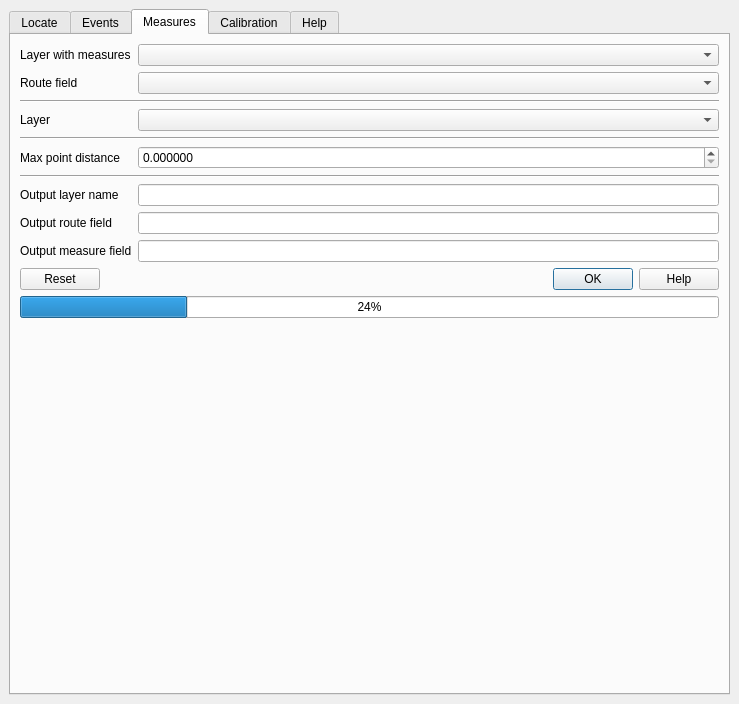
Before: the Qt Designer form lrs/ui/ui_lrsdockwidget.ui in blazek/lrs, drawn with Qt 5.
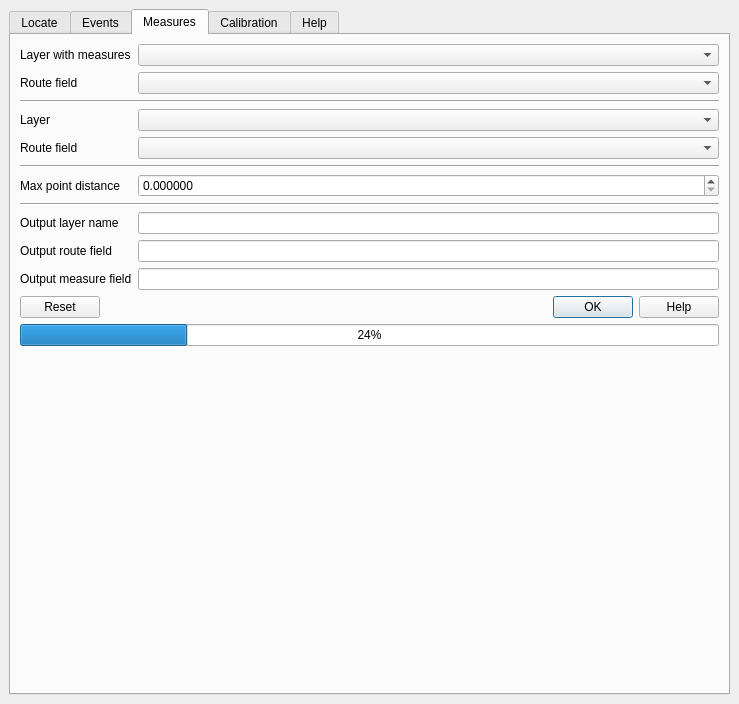
After: the same form once the commit is applied. The open tabs and pages were chosen to show the change.

Commit message:
Measures: Use route specified by feature
Allow the user to select an input-layer field that specifies the ID of
the route against which to measure, instead of always automatically
selecting the nearest route.

Patch:
```diff
--- a/lrs/ui/ui_lrsdockwidget.ui
+++ b/lrs/ui/ui_lrsdockwidget.ui
@@ -413,35 +413,35 @@
             </property>
            </widget>
           </item>
-          <item row="12" column="0">
+          <item row="13" column="0">
            <widget class="QLabel" name="measureOutputNameLabel">
             <property name="text">
              <string>Output layer name</string>
             </property>
            </widget>
           </item>
-          <item row="11" column="0" colspan="2">
+          <item row="12" column="0" colspan="2">
            <widget class="Line" name="line_4">
             <property name="orientation">
              <enum>Qt::Horizontal</enum>
             </property>
            </widget>
           </item>
-          <item row="13" column="0">
+          <item row="14" column="0">
            <widget class="QLabel" name="measureOutputRouteFieldLabel">
             <property name="text">
              <string>Output route field</string>
             </property>
            </widget>
           </item>
-          <item row="14" column="0">
+          <item row="15" column="0">
            <widget class="QLabel" name="measureMeasureFieldLabel">
             <property name="text">
              <string>Output measure field</string>
             </property>
            </widget>
           </item>
-          <item row="9" column="0">
+          <item row="10" column="0">
            <widget class="QLabel" name="measureThresholdLabel">
             <property name="toolTip">
              <string>Maximum distance of point from line.</string>
@@ -458,7 +458,7 @@
             </property>
            </widget>
           </item>
-          <item row="8" column="0" colspan="2">
+          <item row="9" column="0" colspan="2">
            <widget class="Line" name="line_5">
             <property name="orientation">
              <enum>Qt::Horizontal</enum>
@@ -479,28 +479,28 @@
             </property>
            </widget>
           </item>
-          <item row="14" column="1">
+          <item row="15" column="1">
            <widget class="QLineEdit" name="measureMeasureFieldLineEdit">
             <property name="text">
              <string/>
             </property>
            </widget>
           </item>
-          <item row="13" column="1">
+          <item row="14" column="1">
            <widget class="QLineEdit" name="measureOutputRouteFieldLineEdit">
             <property name="text">
              <string/>
             </property>
            </widget>
           </item>
-          <item row="12" column="1">
+          <item row="13" column="1">
            <widget class="QLineEdit" name="measureOutputNameLineEdit">
             <property name="text">
              <string/>
             </property>
            </widget>
           </item>
-          <item row="9" column="1">
+          <item row="10" column="1">
            <widget class="QDoubleSpinBox" name="measureThresholdSpin">
             <property name="toolTip">
              <string>Maximum distance of point from line.</string>
@@ -525,6 +525,16 @@
           <item row="1" column="1">
            <widget class="QComboBox" name="measureLrsLayerCombo"/>
           </item>
+          <item row="8" column="0">
+           <widget class="QLabel" name="measureRouteFieldLabel">
+            <property name="text">
+             <string>Route field</string>
+            </property>
+           </widget>
+          </item>
+          <item row="8" column="1">
+           <widget class="QComboBox" name="measureRouteFieldCombo"/>
+          </item>
          </layout>
         </item>
         <item>
```
Left out of the diff: 1 changed line with no effect on the pictures. The commit also changes 4 other files.
